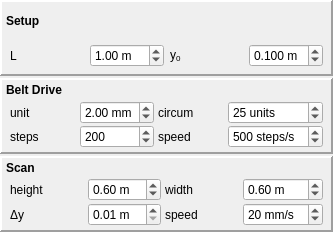
Old version of the form QPolargraph/Polargraph_UI.ui in the repository davidgrier/qacam.
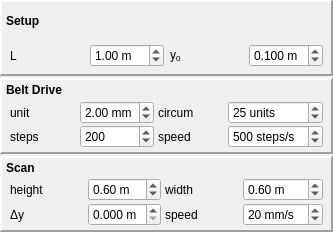
New version of the form.

Commit message: interface corrections

```diff
--- a/QPolargraph/Polargraph_UI.ui
+++ b/QPolargraph/Polargraph_UI.ui
@@ -463,8 +463,11 @@
            <property name="suffix">
             <string> m</string>
            </property>
+           <property name="decimals">
+            <number>3</number>
+           </property>
            <property name="minimum">
-            <double>0.010000000000000</double>
+            <double>0.000000000000000</double>
            </property>
            <property name="maximum">
             <double>0.500000000000000</double>
```
Left out of the diff: 2 changed lines with no effect on the pictures. The commit also changes 7 other files.
